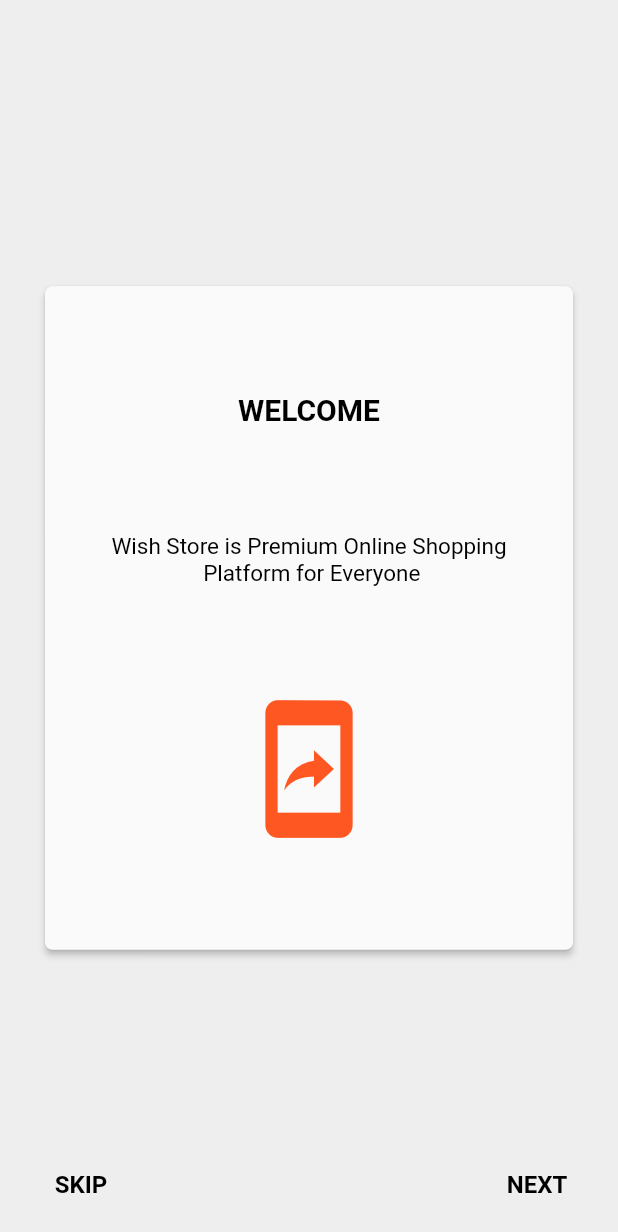
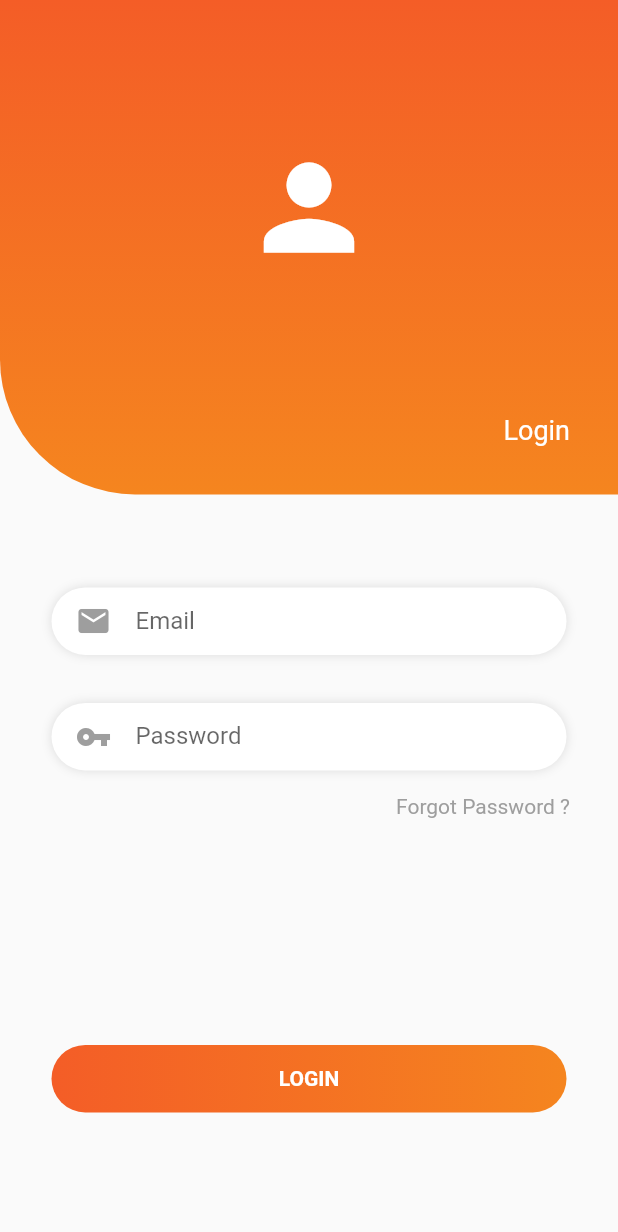
Before and after one commit to icadpratama/wish_store, a Flutter app: the screen it shows after launch, on a phone screen of 412 x 824 dp. Shown: the top 1232 px of the screen. Run offline on Flutter 3.47's test engine with Material 2 defaults, Android fonts, the phone set to English and light mode, and no system bars.

Commit message:
Add login screen and remove intro screen

```diff
--- a/lib/main.dart
+++ b/lib/main.dart
@@ -1,11 +1,11 @@
 import 'package:flutter/material.dart';
 import 'package:wish_store/pages/splash_screen.dart';
-import 'package:wish_store/pages/intro_screen.dart';
+import 'package:wish_store/pages/login_screen.dart';
 import 'package:wish_store/pages/home_screen.dart';
 
 var routes = <String, WidgetBuilder>{
   "/home": (BuildContext context) => HomeScreen(),
-  "/intro": (BuildContext context) => IntroScreen(),
+  "/login": (BuildContext context) => LoginScreen(),
 };
 
 void main() => runApp(new MaterialApp(
--- a/lib/pages/intro_screen.dart
+++ /dev/null
@@ -1,105 +0,0 @@
-import 'package:flutter/material.dart';
-import 'package:wish_store/utils/wishstore.dart';
-import 'package:wish_store/utils/my_navigator.dart';
-import 'package:wish_store/widgets/walkthrough.dart';
-
-class IntroScreen extends StatefulWidget {
-  @override
-  _IntroScreenState createState() => _IntroScreenState();
-}
-
-class _IntroScreenState extends State<IntroScreen> {
-  final PageController controller = new PageController();
-  int currentPage = 0;
-  bool lastPage = false;
-
-  void _onPageChanged(int page){
-    setState(() {
-      currentPage = page;
-      if (currentPage == 3) {
-        lastPage = true;
-      } else {
-        lastPage = false;
-      }
-    });
-  }
-
-  @override
-  Widget build(BuildContext context) {
-    return Container(
-      color: Color(0xFFEEEEEE),
-      padding: EdgeInsets.all(10.0),
-      child: Column(
-        mainAxisAlignment: MainAxisAlignment.spaceEvenly,
-        children: <Widget>[
-          Expanded(
-            child: Container(),
-            flex: 1,
-          ),
-          Expanded(
-            flex: 3,
-            child: PageView(
-              children: <Widget>[
-                Walkthrough(
-                  title: Wishstore.wt1,
-                  content: Wishstore.wc1,
-                  imageIcon: Icons.mobile_screen_share,
-                ),
-                Walkthrough(
-                  title: Wishstore.wt2,
-                  content: Wishstore.wc2,
-                  imageIcon: Icons.search,
-                ),
-                Walkthrough(
-                  title: Wishstore.wt3,
-                  content: Wishstore.wc3,
-                  imageIcon: Icons.shopping_cart,
-                ),
-                Walkthrough(
-                  title: Wishstore.wt4,
-                  content: Wishstore.wc4,
-                  imageIcon: Icons.verified_user,
-                )
-              ],
-              controller: controller,
-              onPageChanged: _onPageChanged,
-            ),
-          ),
-          Expanded(
-            flex: 1,
-            child: Row(
-              mainAxisAlignment: MainAxisAlignment.spaceBetween,
-              crossAxisAlignment: CrossAxisAlignment.end,
-              children: <Widget>[
-                FlatButton(
-                    onPressed: () =>
-                      lastPage ? null : MyNavigator.goToHome(context),
-                    child: Text(
-                      lastPage ? "" : Wishstore.skip,
-                      style: TextStyle(
-                        color: Colors.black,
-                        fontWeight: FontWeight.bold,
-                        fontSize: 16.0
-                      ),
-                    )
-                ),
-                FlatButton(
-                  child: Text(lastPage ? Wishstore.gotIt : Wishstore.next,
-                      style: TextStyle(
-                          color: Colors.black,
-                          fontWeight: FontWeight.bold,
-                          fontSize: 16.0)),
-                  onPressed: () => lastPage
-                      ? MyNavigator.goToHome(context)
-                      : controller.nextPage(
-                      duration: Duration(milliseconds: 300),
-                      curve: Curves.easeIn),
-                )
-              ],
-            ),
-          )
-        ],
-      ),
-    );
-  }
-}
--- /dev/null
+++ b/lib/pages/login_screen.dart
@@ -0,0 +1,186 @@
+import 'package:flutter/material.dart';
+import 'package:flutter/services.dart';
+
+class LoginScreen extends StatefulWidget {
+  LoginScreen({Key key, this.title}) : super(key: key);
+  final String title;
+
+  @override
+  _LoginScreenState createState() => _LoginScreenState();
+}
+
+class _LoginScreenState extends State<LoginScreen> {
+
+  @override
+  void initState() {
+    SystemChrome.setEnabledSystemUIOverlays([]);
+    super.initState();
+  }
+
+  @override
+  Widget build(BuildContext context) {
+    return Scaffold(
+      body: Container(
+        child: Column(
+          children: <Widget>[
+            Container(
+              width: MediaQuery.of(context).size.width,
+              height: MediaQuery.of(context).size.height/2.5,
+              decoration: BoxDecoration(
+                  gradient: LinearGradient(
+                    begin: Alignment.topCenter,
+                    end: Alignment.bottomCenter,
+                    colors: [
+                      Color(0xFFf45d27),
+                      Color(0xFFf5851f),
+                    ],
+                  ),
+                  borderRadius: BorderRadius.only(
+                      bottomLeft: Radius.circular(90)
+                  )
+              ),
+              child: Column(
+                mainAxisAlignment: MainAxisAlignment.center,
+                children: <Widget>[
+                  Spacer(),
+                  Align(
+                    alignment: Alignment.center,
+                    child: Icon(Icons.person,
+                        size: 90,
+                        color: Colors.white
+                    ),
+                  ),
+                  Spacer(),
+                  Align(
+                    alignment: Alignment.bottomRight,
+                    child: Padding(
+                      padding: const EdgeInsets.only(
+                        bottom: 32,
+                        right: 32,
+                      ),
+                      child: Text(
+                        'Login',
+                        style: TextStyle(
+                            color: Colors.white,
+                            fontSize: 18
+                        ),
+                      ),
+                    ),
+                  )
+                ],
+              ),
+            ),
+            Container(
+              height: MediaQuery.of(context).size.height/2,
+              width: MediaQuery.of(context).size.width,
+              padding: EdgeInsets.only(top: 62),
+              child: Column(
+                children: <Widget>[
+                  Container(
+                    width: MediaQuery.of(context).size.width/1.2,
+                    height: 45,
+                    padding: EdgeInsets.only(
+                        top: 4, left: 16, right: 16, bottom: 4
+                    ),
+                    decoration: BoxDecoration(
+                        borderRadius: BorderRadius.all(
+                            Radius.circular(50)
+                        ),
+                        color: Colors.white,
+                        boxShadow: [
+                          BoxShadow(
+                              color: Colors.black12,
+                              blurRadius: 5
+                          )
+                        ]
+                    ),
+                    child: TextField(
+                      decoration: InputDecoration(
+                        border: InputBorder.none,
+                        icon: Icon(
+                          Icons.email,
+                          color: Colors.grey,
+                        ),
+                        hintText: 'Email',
+                      ),
+                    ),
+                  ),
+                  Container(
+                    width: MediaQuery.of(context).size.width/1.2,
+                    height: 45,
+                    margin: EdgeInsets.only(top: 32),
+                    padding: EdgeInsets.only(
+                        top: 4, left: 16, right: 16, bottom: 4
+                    ),
+                    decoration: BoxDecoration(
+                        borderRadius: BorderRadius.all(
+                            Radius.circular(50)
+                        ),
+                        color: Colors.white,
+                        boxShadow: [
+                          BoxShadow(
+                              color: Colors.black12,
+                              blurRadius: 5
+                          )
+                        ]
+                    ),
+                    child: TextField(
+                      obscureText: true,
+                      decoration: InputDecoration(
+                          border: InputBorder.none,
+                          icon: Icon(
+                            Icons.vpn_key,
+                            color: Colors.grey,
+                          ),
+                          hintText: 'Password'
+                      ),
+                    ),
+                  ),
+                  Align(
+                    alignment: Alignment.centerRight,
+                    child: Padding(
+                      padding: const EdgeInsets.only(
+                          top: 16, right: 32
+                      ),
+                      child: Text(
+                        'Forgot Password ?',
+                        style: TextStyle(
+                            color: Colors.grey
+                        ),
+                      ),
+                    ),
+                  ),
+                  Spacer(),
+                  Container(
+                    height: 45,
+                    width: MediaQuery.of(context).size.width/1.2,
+                    decoration: BoxDecoration(
+                        gradient: LinearGradient(
+                          colors: [
+                            Color(0xFFf45d27),
+                            Color(0xFFf5851f),
+                          ],
+                        ),
+                        borderRadius: BorderRadius.all(
+                            Radius.circular(50)
+                        )
+                    ),
+                    child: Center(
+                      child: Text(
+                        'Login'.toUpperCase(),
+                        style: TextStyle(
+                            color: Colors.white,
+                            fontWeight: FontWeight.bold
+                        ),
+                      ),
+                    ),
+                  )
+                ],
+              ),
+            ),
+          ],
+        ),
+      ),
+    );
+  }
+}
--- a/lib/utils/my_navigator.dart
+++ b/lib/utils/my_navigator.dart
@@ -6,6 +6,6 @@ class MyNavigator {
   }
 
   static void goToIntro(BuildContext context) {
-    Navigator.pushNamed(context, "/intro");
+    Navigator.pushNamed(context, "/login");
   }
 }
```
